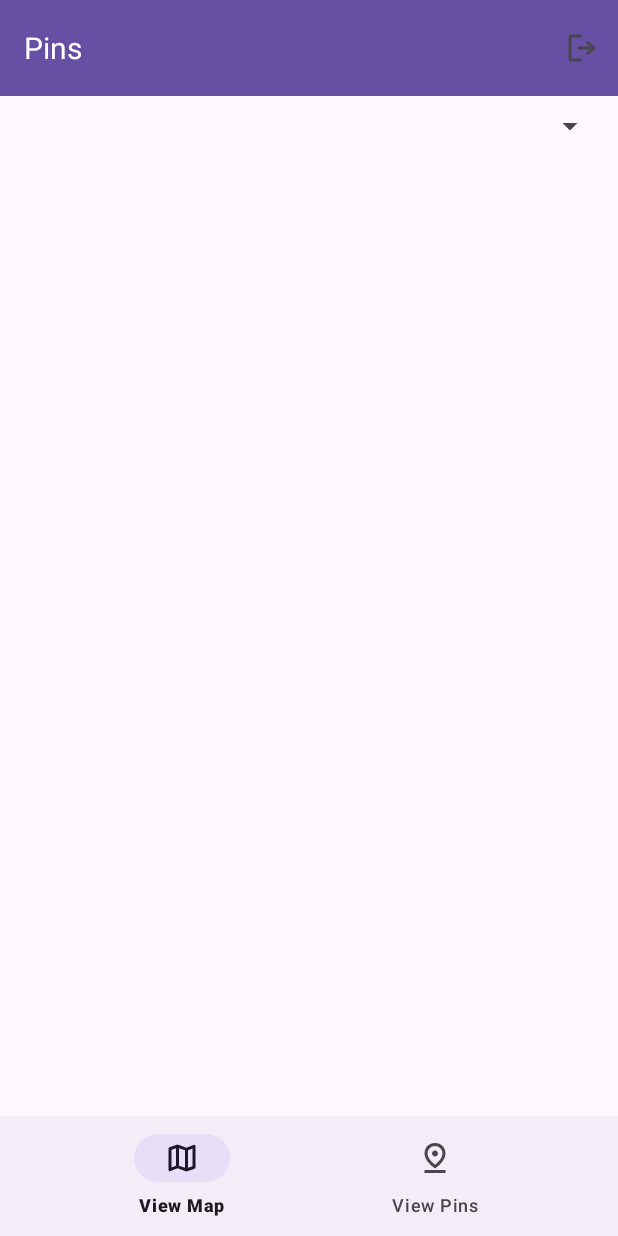
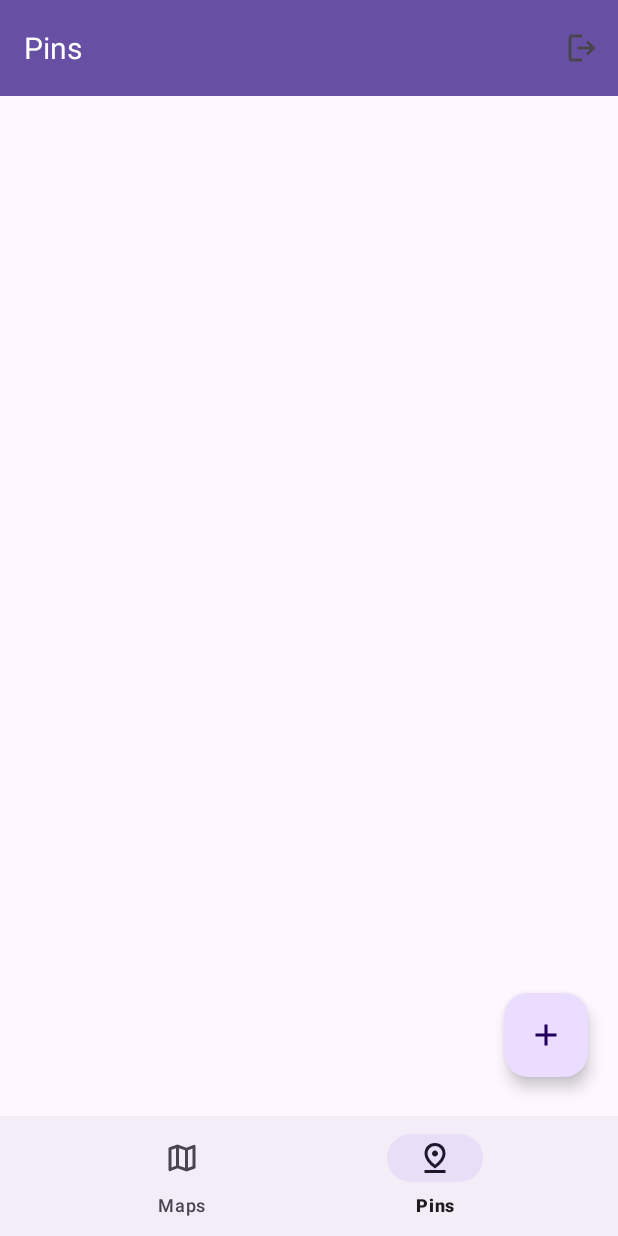
Before and after one commit to ddc-java-20/trail-track-athalbig, an Android app: the HomeFragment screen opened through its navigation route, item 2 of the bottom bar chosen, on a phone screen of 412 x 824 dp. Run offline under Robolectric (Android 15) with nearby library versions, the phone set to English and light mode, and no system bars; our stand-ins replace Dagger/Hilt's generated code, navigation-ui; 8 statements that could not run were skipped.

Commit message:
Fixed menus and in-fragment nav.
Permissions checking fixed in EditFragment. Look at this for guide on how to check permissions in MapFragment.

```diff
--- a/app/src/main/java/edu/cnm/deepdive/trailtrack/controller/HomeFragment.java
+++ b/app/src/main/java/edu/cnm/deepdive/trailtrack/controller/HomeFragment.java
@@ -21,6 +21,7 @@ import androidx.core.app.ActivityCompat;
 import androidx.core.content.ContextCompat;
 import androidx.core.view.MenuProvider;
 import androidx.fragment.app.Fragment;
+import androidx.fragment.app.FragmentActivity;
 import androidx.lifecycle.Lifecycle.State;
 import androidx.lifecycle.LifecycleOwner;
 import androidx.lifecycle.ViewModelProvider;
@@ -29,11 +30,11 @@ import androidx.navigation.Navigation;
 import androidx.navigation.fragment.NavHostFragment;
 import androidx.navigation.ui.NavigationUI;
 import dagger.hilt.android.AndroidEntryPoint;
-import edu.cnm.deepdive.trailtrack.MapsPinsNavGraphDirections;
 import edu.cnm.deepdive.trailtrack.R;
 import edu.cnm.deepdive.trailtrack.controller.ExplanationFragment.OnDismissListener;
 import edu.cnm.deepdive.trailtrack.databinding.FragmentHomeBinding;
 import edu.cnm.deepdive.trailtrack.viewmodel.LoginViewModel;
+import edu.cnm.deepdive.trailtrack.viewmodel.PermissionsViewModel;
 import edu.cnm.deepdive.trailtrack.viewmodel.PinViewModel;
 import java.util.Arrays;
 import java.util.Map;
@@ -52,11 +53,15 @@ public class HomeFragment extends Fragment implements MenuProvider, OnDismissLis
   private FragmentHomeBinding binding;
   private LoginViewModel loginViewModel;
   private PinViewModel pinViewModel;
+  private PermissionsViewModel permissionsViewModel;
   private String[] permissionsToRequest;
-  private Map<String, Boolean> permissionsStatus;
-  /** @noinspection FieldCanBeLocal*/
-  private ActivityResultLauncher<String[]> requestPermissionsLauncher;
-  private NavController navController;
+  /**
+   * @noinspection FieldCanBeLocal
+   */
+  private ActivityResultLauncher<String[]> requestPermissionsLauncher = registerForActivityResult(
+      new ActivityResultContracts.RequestMultiplePermissions(), this::handleGrantResults);
+  private NavController childNavController;
+  private NavController parentNavController;
 
   @Override
   public View onCreateView(
@@ -70,16 +75,18 @@ public class HomeFragment extends Fragment implements MenuProvider, OnDismissLis
   public void onViewCreated(@NonNull View view, @Nullable Bundle savedInstanceState) {
     super.onViewCreated(view, savedInstanceState);
     LifecycleOwner lifecycleOwner = getViewLifecycleOwner();
-    loginViewModel = new ViewModelProvider(requireActivity()).get(LoginViewModel.class);
+    FragmentActivity activity = requireActivity();
+    ViewModelProvider provider = new ViewModelProvider(activity);
+    loginViewModel = provider.get(LoginViewModel.class);
     loginViewModel
         .getAccount()
         .observe(lifecycleOwner, (account) -> {
           if (account == null) {
-            navController.navigate(HomeFragmentDirections.navigateToPreLoginFragment());
+            parentNavController.navigate(HomeFragmentDirections.navigateToPreLoginFragment());
           }
         });
-    requireActivity().addMenuProvider(this, getViewLifecycleOwner(), State.RESUMED);
-    setupPermissions();
+    permissionsViewModel = provider.get(PermissionsViewModel.class);
+    activity.addMenuProvider(this, getViewLifecycleOwner(), State.RESUMED);
   }
 
   @Override
@@ -87,9 +94,11 @@ public class HomeFragment extends Fragment implements MenuProvider, OnDismissLis
     super.onResume();
     // TOD 3/28/25 Setup navigation connection. Connect the nav controller to the appbar and use
     //  the nav UI class to use bottom button with NavController
-    navController =
+    childNavController =
         ((NavHostFragment) binding.mapsPinsFragmentContainer.getFragment()).getNavController();
-    NavigationUI.setupWithNavController(binding.bottomNavigation, navController);
+    parentNavController = Navigation.findNavController(binding.getRoot());
+    NavigationUI.setupWithNavController(binding.bottomNavigation, childNavController);
+    setupPermissions();
   }
 
   @Override
@@ -118,15 +127,16 @@ public class HomeFragment extends Fragment implements MenuProvider, OnDismissLis
     permissionsToRequest = Arrays.stream(permissionsNeeded)
         .filter(this::shouldRequestPermission)
         .toArray(String[]::new);
-    permissionsStatus = Arrays.stream(permissionsNeeded)
+    Map<String, Boolean> permissionsStatus = Arrays.stream(permissionsNeeded)
         .filter(Predicate.not(this::shouldRequestPermission))
         .collect(Collectors.toMap(Function.identity(), (permission) -> true));
+    permissionsViewModel.updatePermissionsStatus(permissionsStatus);
     String[] permissionsToExplain = Arrays.stream(permissionsToRequest)
         .filter(this::shouldExplainPermission)
         .toArray(String[]::new);
     if (permissionsToExplain.length > 0) {
-      navController.navigate(
-          MapsPinsNavGraphDirections.openExplanationFragment(permissionsToExplain));
+      parentNavController.navigate(
+          LoginFragmentDirections.openExplanationFragment(permissionsToExplain));
     } else {
       onDismiss();
     }
@@ -134,14 +144,12 @@ public class HomeFragment extends Fragment implements MenuProvider, OnDismissLis
 
   public void handleGrantResults(@NonNull Map<String, Boolean> grantResults) {
     Log.d(TAG, grantResults.toString());
-    permissionsStatus.putAll(grantResults);
+    permissionsViewModel.updatePermissionsStatus(grantResults);
 
   }
 
   @Override
   public void onDismiss() {
-    requestPermissionsLauncher = registerForActivityResult(
-        new ActivityResultContracts.RequestMultiplePermissions(), this::handleGrantResults);
     requestPermissionsLauncher.launch(permissionsToRequest);
   }
 
--- a/app/src/main/java/edu/cnm/deepdive/trailtrack/controller/MapFragment.java
+++ b/app/src/main/java/edu/cnm/deepdive/trailtrack/controller/MapFragment.java
@@ -15,9 +15,12 @@ import com.google.android.gms.maps.OnMapReadyCallback;
 import com.google.android.gms.maps.SupportMapFragment;
 import com.google.android.gms.maps.model.LatLng;
 import com.google.android.gms.maps.model.MarkerOptions;
+import dagger.hilt.android.AndroidEntryPoint;
 import edu.cnm.deepdive.trailtrack.R;
 
+@AndroidEntryPoint
 public class MapFragment extends Fragment {
+
 
   private OnMapReadyCallback callback = new OnMapReadyCallback() {
 
@@ -30,12 +33,20 @@ public class MapFragment extends Fragment {
      * install it inside the SupportMapFragment. This method will only be triggered once the
      * user has installed Google Play services and returned to the app.
      */
+    public void getMapAsync(OnMapReadyCallback callback) {
+
+    }
+
     @Override
     public void onMapReady(GoogleMap googleMap) {
-//      googleMap.setMyLocationEnabled(true);
-//      googleMap.moveCamera(CameraUpdateFactory.newLatLng(sydney));
+      if () {
+        googleMap.setMyLocationEnabled(true);
+      }
+      googleMap.moveCamera(CameraUpdateFactory.newLatLng(sydney));
     }
   };
+
+
 
   @Nullable
   @Override
@@ -48,10 +59,10 @@ public class MapFragment extends Fragment {
   @Override
   public void onViewCreated(@NonNull View view, @Nullable Bundle savedInstanceState) {
     super.onViewCreated(view, savedInstanceState);
-//    SupportMapFragment mapFragment =
-//        (SupportMapFragment) getChildFragmentManager().findFragmentById(R.id.map);
-//    if (mapFragment != null) {
-//      mapFragment.getMapAsync(callback);
-//    }
+    SupportMapFragment mapFragment =
+        (SupportMapFragment) getChildFragmentManager().findFragmentById(R.id.map);
+    if (mapFragment != null) {
+      mapFragment.getMapAsync(callback);
+    }
   }
 }
--- a/app/src/main/java/edu/cnm/deepdive/trailtrack/controller/PinsFragment.java
+++ b/app/src/main/java/edu/cnm/deepdive/trailtrack/controller/PinsFragment.java
@@ -13,6 +13,7 @@ import android.view.ViewGroup;
 import androidx.lifecycle.LifecycleOwner;
 import androidx.lifecycle.ViewModelProvider;
 import androidx.navigation.Navigation;
+import edu.cnm.deepdive.trailtrack.MapsPinsNavGraphDirections;
 import edu.cnm.deepdive.trailtrack.R;
 import edu.cnm.deepdive.trailtrack.adapter.PinsAdapter;
 import edu.cnm.deepdive.trailtrack.databinding.FragmentPinsBinding;
@@ -31,7 +32,7 @@ public class PinsFragment extends Fragment {
       Bundle savedInstanceState) {
     binding = FragmentPinsBinding.inflate(inflater, container, false);
     binding.newPin.setOnClickListener((v) -> Navigation.findNavController(binding.getRoot())
-        .navigate(HomeFragmentDirections.openEditFragment()));
+        .navigate(MapsPinsNavGraphDirections.editPin()));
     // TODO: 3/27/25 Fix this binding issue. New pin is now in the bottom fragment.
     return binding.getRoot();
   }
@@ -56,7 +57,7 @@ public class PinsFragment extends Fragment {
       menu.findItem(R.id.edit_pin).setOnMenuItemClickListener(item -> {
         Log.d(TAG, String.format("onMenuItemClick: item=%s", item));
         Navigation.findNavController(binding.getRoot())
-            .navigate(HomeFragmentDirections.openEditFragment().setPinId(pin.getId()));
+            .navigate(MapsPinsNavGraphDirections.editPin().setPinId(pin.getId()));
         return true;
       });
       menu
--- /dev/null
+++ b/app/src/main/java/edu/cnm/deepdive/trailtrack/viewmodel/PermissionsViewModel.java
@@ -0,0 +1,31 @@
+package edu.cnm.deepdive.trailtrack.viewmodel;
+
+
+import androidx.lifecycle.LiveData;
+import androidx.lifecycle.MutableLiveData;
+import androidx.lifecycle.ViewModel;
+import dagger.hilt.android.lifecycle.HiltViewModel;
+import java.util.HashMap;
+import java.util.Map;
+
+@HiltViewModel
+public class PermissionsViewModel extends ViewModel {
+
+  private final MutableLiveData<Map<String, Boolean>> permissionsStatus;
+
+  public PermissionsViewModel() {
+    permissionsStatus = new MutableLiveData<>(new HashMap<>());
+  }
+
+  public LiveData<Map<String, Boolean>> getPermissionsStatus() {
+    return permissionsStatus;
+  }
+
+  public void updatePermissionsStatus(Map<String, Boolean> permissionsStatus) {
+    Map<String, Boolean> permissions = this.permissionsStatus.getValue();
+    //noinspection DataFlowIssue
+    permissions.putAll(permissionsStatus);
+    this.permissionsStatus.setValue(permissions);
+  }
+
+}
--- a/app/src/main/res/navigation/login_nav_graph.xml
+++ b/app/src/main/res/navigation/login_nav_graph.xml
@@ -4,6 +4,16 @@
   xmlns:app="http://schemas.android.com/apk/res-auto"
   android:id="@+id/nav_graph"
   app:startDestination="@id/pre_login_fragment">
+
+  <action
+    android:id="@+id/open_explanation_fragment"
+    app:destination="@id/explanation_fragment">
+
+    <argument
+      android:name="permissions_to_explain"
+      app:argType="string[]"/>
+
+  </action>
 
   <fragment
     android:id="@+id/pre_login_fragment"
@@ -63,15 +73,14 @@
   </fragment>
 
   <dialog
-    android:id="@+id/edit_fragment"
-    android:name="edu.cnm.deepdive.trailtrack.controller.EditFragment"
-    tools:layout="@layout/fragment_edit">
+    android:id="@+id/explanation_fragment"
+    android:name="edu.cnm.deepdive.trailtrack.controller.ExplanationFragment">
 
     <argument
-      android:name="pin_id"
-      app:argType="long"
-      android:defaultValue="0L"/>
+      android:name="permissions_to_explain"
+      app:argType="string[]"/>
 
   </dialog>
 
+
 </navigation>
--- a/app/src/main/res/navigation/maps_pins_nav_graph.xml
+++ b/app/src/main/res/navigation/maps_pins_nav_graph.xml
@@ -6,13 +6,13 @@
   app:startDestination="@id/map_fragment">
 
   <action
-    android:id="@+id/open_explanation_fragment"
-    app:destination="@id/explanation_fragment">
+    android:id="@+id/edit_pin"
+    app:destination="@id/edit_fragment">
 
     <argument
-      android:name="permissions_to_explain"
-      app:argType="string[]"/>
-
+      android:name="pin_id"
+      app:argType="long"
+      android:defaultValue="0L"/>
 
   </action>
 
@@ -22,15 +22,24 @@
     android:label="@string/map_fragment_title"
     tools:layout="@layout/fragment_map"/>
 
+ <fragment
+   android:id="@+id/pins_fragment"
+   android:name="edu.cnm.deepdive.trailtrack.controller.PinsFragment"
+   android:label="@string/pins_fragment_title"
+   tools:layout="@layout/fragment_pins"/>
+
   <dialog
-    android:id="@+id/explanation_fragment"
-    android:name="edu.cnm.deepdive.trailtrack.controller.ExplanationFragment">
+    android:id="@+id/edit_fragment"
+    android:name="edu.cnm.deepdive.trailtrack.controller.EditFragment"
+    tools:layout="@layout/fragment_edit">
 
     <argument
-      android:name="permissions_to_explain"
-      app:argType="string[]"/>
+      android:name="pin_id"
+      app:argType="long"
+      android:defaultValue="0L"/>
 
   </dialog>
 
 
+
 </navigation>
--- a/app/src/main/res/values/strings.xml
+++ b/app/src/main/res/values/strings.xml
@@ -9,8 +9,10 @@
   <string name="cancel_tooltip">Cancel changes</string>
   <string name="capture_tooltip">Capture image from camera or gallery</string>
   <string name="home_fragment_label">Pins</string>
-  <string name="camera_permission_explanation">Granting permission to access the camera allows the app to attach an image to each pin.</string>
-  <string name="location_permission_explanation">Granting permission to access location allows the app to add location to pin.</string>
+  <string name="camera_explanation">Granting permission to access the camera allows the app to attach an image to each pin.</string>
+  <!--suppress CheckTagEmptyBody -->
+  <string name="access_coarse_location_explanation"></string>
+  <string name="access_fine_location_explanation">Granting permission to access location allows the app to add location to pin.</string>
   <string name="permissions_explanation_title">Permissions requested</string>
   <string name="capture_directory">captured-images</string>
   <string name="sign_in_failure_message">Unable to sign in with provided credentials.</string>
@@ -18,7 +20,9 @@
   <string name="sign_out_title">Sign Out</string>
   <!-- TODO: Remove or change this placeholder text -->
   <string name="hello_blank_fragment">Hello blank fragment</string>
-  <string name="view_map_title">View Map</string>
-  <string name="view_pins_title">View Pins</string>
+  <string name="view_map_title">Maps</string>
+  <string name="view_pins_title">Pins</string>
   <string name="map_fragment_title">Your Trails</string>
+  <string name="pins_fragment_title">Pins</string>
+
 </resources>
```
Also changed, not shown: app/src/main/java/edu/cnm/deepdive/trailtrack/controller/EditFragment.java (+22 -20 lines), app/src/main/java/edu/cnm/deepdive/trailtrack/controller/ExplanationFragment.java (+21 -2 lines).
